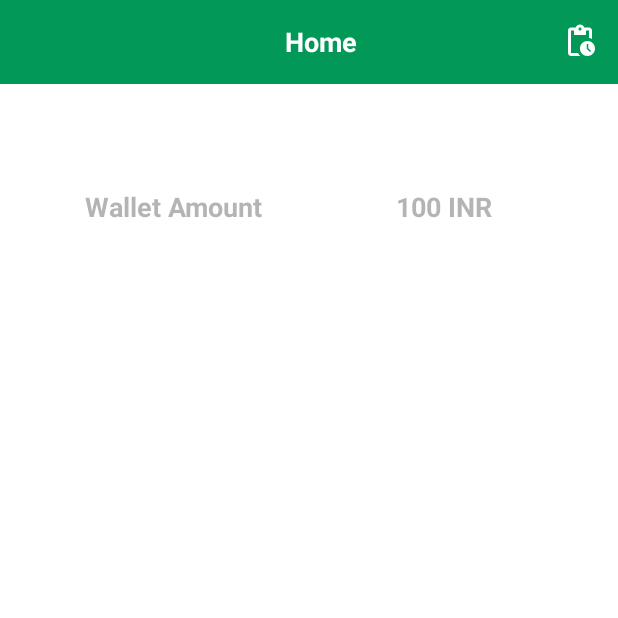
After one commit to maekeshtwilightsoftwares/KIRSHIAPPS, an Android app: the fragment HomeFragment placed in its activity, on a phone screen of 412 x 824 dp, the top half of it. The commit adds this screen. Run offline under Robolectric (Android 15) with nearby library versions, the phone set to English and light mode, and no system bars; our stand-ins replace data binding, sdp/ssp sizes; 1 statement that could not run was skipped.

Commit message:
home screen compeleted

```diff
--- /dev/null
+++ b/app/src/main/java/com/twilight/kirshiapps/view/fragment/home/HomeFragment.java
@@ -0,0 +1,79 @@
+package com.twilight.kirshiapps.view.fragment.home;
+
+import android.app.Dialog;
+import android.os.Bundle;
+import android.view.Gravity;
+import android.view.LayoutInflater;
+import android.view.View;
+import android.view.ViewGroup;
+import android.view.Window;
+import android.view.WindowManager;
+import android.widget.Button;
+import android.widget.ImageView;
+import android.widget.TextView;
+
+import androidx.databinding.DataBindingUtil;
+import androidx.fragment.app.Fragment;
+
+import com.twilight.kirshiapps.R;
+import com.twilight.kirshiapps.databinding.FragmentHomeBinding;
+
+public class HomeFragment extends Fragment {
+
+    private FragmentHomeBinding fragmentHomeBinding;
+
+    @Override
+    public void onCreate(Bundle savedInstanceState) {
+        super.onCreate(savedInstanceState);
+        dataObserver();
+    }
+
+    private void dataObserver() {
+    }
+
+    @Override
+    public void onViewCreated(View view, Bundle savedInstanceState) {
+        super.onViewCreated(view, savedInstanceState);
+        initViews();
+        setActionListener();
+    }
+
+    private void setActionListener() {
+
+        fragmentHomeBinding.includeToolbar.ivAction.setOnClickListener(v-> {
+            showDialog();
+        });
+    }
+
+    private void initViews() {
+        fragmentHomeBinding.includeToolbar.title.setText(getString(R.string.home));
+        String phoneNumber = HomeFragmentArgs.fromBundle(getArguments()).getPhoneNumber();
+        fragmentHomeBinding.tvPhoneNumber.setText(phoneNumber);
+    }
+
+    @Override
+    public View onCreateView( LayoutInflater inflater, ViewGroup container, Bundle savedInstanceState) {
+        fragmentHomeBinding = DataBindingUtil.inflate(inflater, R.layout.fragment_home, container, false);
+        return fragmentHomeBinding.getRoot();
+    }
+
+    private void showDialog() {
+
+        final Dialog dialog = new Dialog(requireContext());
+        dialog.requestWindowFeature(Window.FEATURE_NO_TITLE);
+        dialog.setContentView(R.layout.dialog_send_amount);
+        dialog.setCancelable(true);
+        Window window = dialog.getWindow();
+        WindowManager.LayoutParams wlp = window.getAttributes();
+
+        wlp.gravity = Gravity.CENTER;
+        wlp.flags &= ~WindowManager.LayoutParams.FLAG_BLUR_BEHIND;
+        window.setAttributes(wlp);
+        dialog.getWindow().setLayout(ViewGroup.LayoutParams.WRAP_CONTENT, ViewGroup.LayoutParams.WRAP_CONTENT);
+
+        Button dialogButton = (Button) dialog.findViewById(R.id.btn_send);
+        dialogButton.setOnClickListener(v -> dialog.dismiss());
+        dialog.show();
+    }
+
+}
--- /dev/null
+++ b/app/src/main/java/com/twilight/kirshiapps/view/fragment/home/HomeFragmentViewModel.java
@@ -0,0 +1,6 @@
+package com.twilight.kirshiapps.view.fragment.home;
+
+import androidx.lifecycle.ViewModel;
+
+public class HomeFragmentViewModel extends ViewModel {
+}
--- a/app/src/main/java/com/twilight/kirshiapps/view/fragment/login/LoginFragment.java
+++ b/app/src/main/java/com/twilight/kirshiapps/view/fragment/login/LoginFragment.java
@@ -55,7 +55,8 @@ public class LoginFragment extends Fragment {
     private void setActionListener() {
         fragmentLoginBinding.btnLogin.setOnClickListener(v -> {
             if (checkValidation(fragmentLoginBinding.etPhoneNumber.getText().toString())) {
-
+                LoginFragmentDirections.ActionLoginFragmentToHomeFragment action = LoginFragmentDirections.actionLoginFragmentToHomeFragment(fragmentLoginBinding.etPhoneNumber.getText().toString());
+                Navigation.findNavController(v).navigate(action);
             } else {
                 Toast.makeText(requireContext(), getString(R.string.enter_valid_phone), Toast.LENGTH_SHORT).show();
             }
--- /dev/null
+++ b/app/src/main/res/drawable/ic_baseline_pending_actions_24.xml
@@ -0,0 +1,5 @@
+<vector android:height="24dp" android:tint="#FFFFFF"
+    android:viewportHeight="24" android:viewportWidth="24"
+    android:width="24dp" xmlns:android="http://schemas.android.com/apk/res/android">
+    <path android:fillColor="@android:color/white" android:pathData="M17,12c-2.76,0 -5,2.24 -5,5s2.24,5 5,5c2.76,0 5,-2.24 5,-5S19.76,12 17,12zM18.65,19.35l-2.15,-2.15V14h1v2.79l1.85,1.85L18.65,19.35zM18,3h-3.18C14.4,1.84 13.3,1 12,1S9.6,1.84 9.18,3H6C4.9,3 4,3.9 4,5v15c0,1.1 0.9,2 2,2h6.11c-0.59,-0.57 -1.07,-1.25 -1.42,-2H6V5h2v3h8V5h2v5.08c0.71,0.1 1.38,0.31 2,0.6V5C20,3.9 19.1,3 18,3zM12,5c-0.55,0 -1,-0.45 -1,-1c0,-0.55 0.45,-1 1,-1c0.55,0 1,0.45 1,1C13,4.55 12.55,5 12,5z"/>
+</vector>
--- /dev/null
+++ b/app/src/main/res/layout/fragment_home.xml
@@ -0,0 +1,66 @@
+<?xml version="1.0" encoding="utf-8"?>
+
+<layout xmlns:app="http://schemas.android.com/apk/res-auto"
+    xmlns:tools="http://schemas.android.com/tools"
+    xmlns:android="http://schemas.android.com/apk/res/android">
+    <data>
+        <variable
+            name="viewModel"
+            type="com.twilight.kirshiapps.view.fragment.home.HomeFragmentViewModel"/>
+    </data>
+    <androidx.constraintlayout.widget.ConstraintLayout
+        android:layout_width="match_parent"
+        android:layout_height="match_parent">
+
+        <include
+            android:id="@+id/include_toolbar"
+            layout="@layout/toolbar"
+            android:layout_width="match_parent"
+            android:layout_height="wrap_content"
+            app:layout_constraintEnd_toEndOf="parent"
+            app:layout_constraintStart_toStartOf="parent"
+            app:layout_constraintTop_toTopOf="parent" />
+
+        <androidx.appcompat.widget.AppCompatTextView
+            android:id="@+id/tv_phone_number"
+            style="@style/textViewHeader"
+            android:layout_width="match_parent"
+            android:layout_height="wrap_content"
+            android:layout_marginStart="25dp"
+            android:layout_marginLeft="25dp"
+            android:layout_marginTop="10dp"
+            android:layout_marginEnd="25dp"
+            android:layout_marginRight="25dp"
+            app:layout_constraintEnd_toEndOf="parent"
+            app:layout_constraintStart_toStartOf="parent"
+            app:layout_constraintTop_toBottomOf="@+id/include_toolbar" />
+
+        <androidx.appcompat.widget.AppCompatTextView
+            android:id="@+id/tv_wallet"
+            style="@style/textViewMedium"
+            android:layout_width="0dp"
+            android:layout_height="wrap_content"
+            android:layout_marginStart="25dp"
+            android:layout_marginLeft="25dp"
+            android:layout_marginTop="15dp"
+            android:text="@string/wallet_amount"
+            app:layout_constraintEnd_toStartOf="@+id/tv_wallet_amount"
+            app:layout_constraintStart_toStartOf="parent"
+            app:layout_constraintTop_toBottomOf="@+id/tv_phone_number" />
+
+        <androidx.appcompat.widget.AppCompatTextView
+            android:id="@+id/tv_wallet_amount"
+            style="@style/textViewMedium"
+            android:layout_width="0dp"
+            android:layout_height="wrap_content"
+            android:layout_marginTop="15dp"
+            android:layout_marginEnd="25dp"
+            android:layout_marginRight="25dp"
+            android:text="@string/inr"
+            app:layout_constraintEnd_toEndOf="parent"
+            app:layout_constraintStart_toEndOf="@+id/tv_wallet"
+            app:layout_constraintTop_toBottomOf="@+id/tv_phone_number" />
+
+    </androidx.constraintlayout.widget.ConstraintLayout>
+
+</layout>
--- /dev/null
+++ b/app/src/main/res/layout/toolbar.xml
@@ -0,0 +1,33 @@
+<?xml version="1.0" encoding="utf-8"?>
+<androidx.appcompat.widget.Toolbar xmlns:android="http://schemas.android.com/apk/res/android"
+    xmlns:tools="http://schemas.android.com/tools"
+    android:layout_width="match_parent"
+    android:layout_height="@dimen/_40sdp"
+    android:background="@color/green_700">
+
+    <RelativeLayout
+        android:layout_width="match_parent"
+        android:layout_height="match_parent">
+
+        <androidx.appcompat.widget.AppCompatTextView
+            android:id="@+id/title"
+            style="@style/textViewMedium"
+            android:layout_width="wrap_content"
+            android:layout_height="wrap_content"
+            android:layout_centerInParent="true"
+            android:textColor="@color/white"
+            tools:text="@string/title" />
+
+        <ImageView
+            android:id="@+id/iv_action"
+            android:layout_width="wrap_content"
+            android:layout_height="wrap_content"
+            android:src="@drawable/ic_baseline_pending_actions_24"
+            android:layout_centerVertical="true"
+            android:layout_alignParentRight="true"
+            android:layout_marginRight="@dimen/_10sdp"/>
+
+
+    </RelativeLayout>
+
+</androidx.appcompat.widget.Toolbar>
--- a/app/src/main/res/navigation/nav_base_graph.xml
+++ b/app/src/main/res/navigation/nav_base_graph.xml
@@ -14,9 +14,20 @@
         <action
             android:id="@+id/action_loginFragment_to_registerFragment"
             app:destination="@id/registerFragment" />
+        <action
+            android:id="@+id/action_loginFragment_to_homeFragment"
+            app:destination="@id/homeFragment" />
     </fragment>
     <fragment
         android:id="@+id/registerFragment"
         android:name="com.twilight.kirshiapps.view.fragment.register.RegisterFragment"
         android:label="RegisterFragment" />
+    <fragment
+        android:id="@+id/homeFragment"
+        android:name="com.twilight.kirshiapps.view.fragment.home.HomeFragment"
+        android:label="HomeFragment" >
+        <argument
+            android:name="phoneNumber"
+            app:argType="string" />
+    </fragment>
 </navigation>
--- a/app/src/main/res/values/strings.xml
+++ b/app/src/main/res/values/strings.xml
@@ -13,4 +13,11 @@
     <string name="create_account_register">Create Account</string>
     <string name="already_had_account">Already have a account? Login</string>
     <string name="had_account">Already have a account?</string>
+    <string name="title">Title</string>
+    <string name="wallet_amount">Wallet Amount</string>
+    <string name="inr">100 INR</string>
+    <string name="home">Home</string>
+    <string name="enter_amount">Please enter the amount</string>
+    <string name="send">Send</string>
+    <string name="transfer">Transfer amount</string>
 </resources>
--- a/app/src/main/res/values/themes.xml
+++ b/app/src/main/res/values/themes.xml
@@ -26,7 +26,7 @@
         <item name="android:gravity">center</item>
         <item name="android:textStyle">bold</item>
         <item name="android:textColor">@color/light_grey_100</item>
-        <item name="android:textSize">@dimen/_14ssp</item>
+        <item name="android:textSize">@dimen/_12ssp</item>
     </style>
 
     <style name="editTextMedium" parent="@android:style/TextAppearance.Medium">
@@ -46,4 +46,11 @@
         <item name="android:textColor">@color/white</item>
         <item name="android:textSize">@dimen/_14ssp</item>
     </style>
+
+    <style name="textViewMedium" parent="@android:style/TextAppearance.Medium">
+        <item name="android:gravity">center</item>
+        <item name="android:textStyle">bold</item>
+        <item name="android:textColor">@color/light_grey_100</item>
+        <item name="android:textSize">@dimen/_14ssp</item>
+    </style>
 </resources>
```
Also changed, not shown: app/src/main/res/layout/dialog_send_amount.xml (added, +67 -0 lines).
